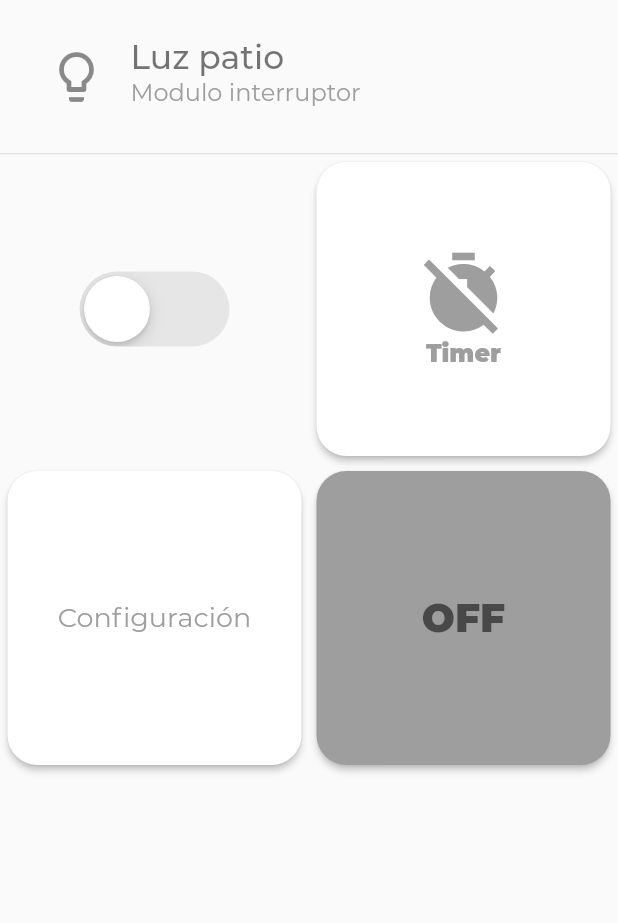
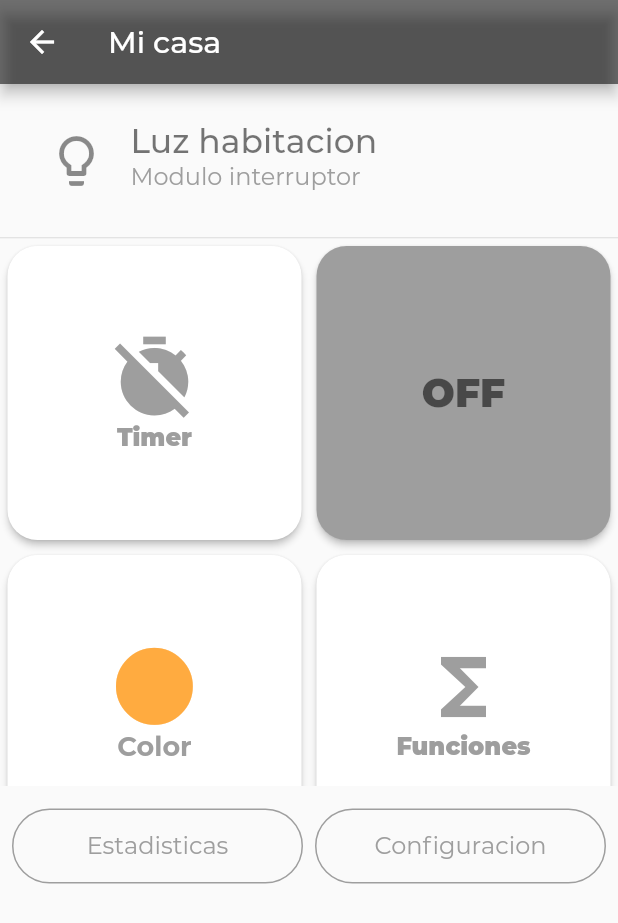
Before and after one commit to Rafdal/project-flutter-audat, a Flutter app: the ComandosPageTest screen opened directly, on a phone screen of 412 x 824 dp. Shown: the top 923 px of the screen. Run offline on Flutter 3.47's test engine with Material 2 defaults, Android fonts, the phone set to English and light mode, and no system bars; our stand-ins replace flutter_spinkit, get_it; network calls fail.

Commit message:
Frontend Buenardo

```diff
--- a/lib/frontend/screens/Devices/devices_page/devices_page.dart
+++ b/lib/frontend/screens/Devices/devices_page/devices_page.dart
@@ -2,7 +2,8 @@ import 'package:flutter/material.dart';
 import 'package:get_it/get_it.dart';
 import 'package:test_flutter_websockets/backend/websocket.dart';
 import 'package:test_flutter_websockets/frontend/classes/AudatButtonData.dart';
-import 'package:test_flutter_websockets/frontend/screens/Devices/devices_page/widgets/ModuloCard.dart';
+import 'package:test_flutter_websockets/frontend/screens/Devices/devices_menu_page/devices_menu_page.dart';
+import 'package:test_flutter_websockets/frontend/widgets/ModuloCard.dart';
 
 class DevicesPage extends StatefulWidget {
   @override
@@ -57,6 +58,7 @@ class _DevicesPageState extends State<DevicesPage> {
                         title: 'Mi casa',
                         subtitle: 'Central de control',
                         internalPadding: EdgeInsets.symmetric(vertical: 15),
+                        child: DeviceMenuPage(),
                       );
                     }
                  },
--- a/lib/frontend/screens/home_page/home_page.dart
+++ b/lib/frontend/screens/home_page/home_page.dart
@@ -105,8 +105,8 @@ class CustomMenuTile extends StatelessWidget {
       },
       child: ListTile(
         title: Text(title, style: TextStyle(
-          fontWeight: id == 0 ? FontWeight.w700 : null,
-          color: id == 0 && id != controller.page  ? Color.fromRGBO(80, 80, 80, 1) : null,
+          fontWeight: id == 0 ? FontWeight.w800 : null,
+          color: id == 0 && id != controller.page  ? Color.fromRGBO(120, 120, 120, 1) : null,
         ),),
         leading: Icon(icon, color: id == 0 && id != controller.page ? Color.fromRGBO(80, 80, 80, 1) : null,),
         selected: id == controller.page,
--- a/lib/frontend/widgets/AudatButton.dart
+++ b/lib/frontend/widgets/AudatButton.dart
@@ -36,6 +36,7 @@ class AudatButton extends StatelessWidget {
           borderRadius: BorderRadius.circular(audatButtonData == null ? 8 : audatButtonData.radius),
           side: BorderSide(color: Colors.grey, style: audatButtonData.outlined? BorderStyle.solid : BorderStyle.none)
         ),
+        elevation: audatButtonData.background == Colors.transparent? 0 : 2,
       ),
     );
   }
--- a/lib/testing/ComandosPageTest.dart
+++ b/lib/testing/ComandosPageTest.dart
@@ -1,3 +1,4 @@
+import 'package:flutter/cupertino.dart';
 import 'package:flutter/material.dart';
 import 'package:flutter/services.dart';
 import 'package:test_flutter_websockets/backend/ModuleControl/ModuleControl.dart';
@@ -21,11 +22,23 @@ class _ComandosPageTestState extends State<ComandosPageTest> {
 
   AudatButtonData buttonData = AudatButtonData(radius: 20, paddingExt: EdgeInsets.all(5));
 
+  AudatButtonData bottomBtnData = AudatButtonData(
+    outlined: true,
+    paddingInt: EdgeInsets.symmetric(horizontal: 8, vertical: 15),
+    background: null,
+    textSize: 16,
+    radius: 25
+  );
+
   @override
   Widget build(BuildContext context) {
-    return SafeArea(
+    return Scaffold(
+      appBar: AppBar(
+        backgroundColor: Colors.black54,
+        title: Text('Mi casa'),
+      ),
+      body: SafeArea(
         child: Column(
-        mainAxisSize: MainAxisSize.min,
           children: <Widget>[
             Align(
               alignment: Alignment.topCenter,
@@ -33,36 +46,22 @@ class _ComandosPageTestState extends State<ComandosPageTest> {
                 padding: const EdgeInsets.all(15.0),
                 child: ListTile(
                   leading: Icon(Icons.lightbulb_outline, size: 40,),
-                title: Text('Luz patio', style: TextStyle(fontSize: 22, color: Colors.black54, fontWeight: FontWeight.w500),),
+                  title: Text('Luz habitacion', style: TextStyle(fontSize: 22, color: Colors.black54, fontWeight: FontWeight.w500),),
                   subtitle: Text('Modulo interruptor', style: TextStyle(fontSize: 16, color: Colors.grey),),
                   onTap: (){},
                 ),
               ),
             ),
             Divider(height: 1,),
-          Expanded(
-            child: Container(
+            Container(
+              height: 365,
+              // color: Colors.red.withOpacity(0.1),
               child: SafeArea(
                 child: false ? Placeholder() : GridView.count(
                   crossAxisCount: 2,
                   scrollDirection: Axis.vertical,
+                  physics: NeverScrollableScrollPhysics(),
                   children: <Widget>[
-                    Column(
-                      mainAxisAlignment: MainAxisAlignment.center,
-                      children: <Widget>[
-                        // Text('Encender'),
-                        AudatSwitch(
-                          activeColor: Colors.lightBlueAccent,
-                          value: relay,
-                          onChanged: (value) {
-                            print("VALUE : $value");
-                            setState(() {
-                              relay = value;
-                            });
-                          },
-                        ),
-                      ],
-                    ),
                     AudatIconSwitch(value: timer,
                       onChanged: (val){
                         setState(() {
@@ -79,11 +78,6 @@ class _ComandosPageTestState extends State<ComandosPageTest> {
                       activeText: 'Timer',
                       inactiveText: 'Timer',
                       fontSize: 16,
-                    ),
-                    AudatButton(
-                      child: Text('Configuración'),
-                      audatButtonData: buttonData,
-                      onPressed: (){},
                     ),
                     AudatIconSwitch(
                       activeText: 'ON',
@@ -109,21 +103,59 @@ class _ComandosPageTestState extends State<ComandosPageTest> {
                         });
                       }
                     ),
+                    AudatButton(
+                      child: Column(
+                        mainAxisAlignment: MainAxisAlignment.center,
+                        children: <Widget>[
+                          Icon(
+                            CupertinoIcons.circle_filled,
+                            size: 60,
+                            color: Colors.orangeAccent,
+                          ),
+                          Text('Color', style: TextStyle(fontWeight: FontWeight.bold),)
+                        ],
+                      ),
+                      audatButtonData: buttonData,
+                      onPressed: (){}
+                    ),
+                    AudatIconSwitch(
+                      onChanged: (val){},
+                      value: false,
+                      paddingExt: buttonData.paddingExt,
+                      radius: buttonData.radius,
+                      inactiveIcon: Icons.functions,
+                      iconSize: 60,
+                      inactiveText: 'Funciones',
+                      fontSize: 16,
+                    )
                   ],
                 ),
               ),
             ),
+            Padding(
+              padding: const EdgeInsets.all(8.0).copyWith(top: 15),
+              child: Row(
+                children: <Widget>[
+                  Expanded(
+                    child: AudatButton(
+                      onPressed: (){},
+                      audatButtonData: bottomBtnData,
+                      child: Text('Estadisticas'),
                     ),
-          /* Padding(padding: EdgeInsets.all(15),
-            child: Row(
-              mainAxisAlignment: MainAxisAlignment.spaceAround,
-              children: <Widget>[
-
-                ,
+                  ),
+                  SizedBox(width: 8,),
+                  Expanded(
+                    child: AudatButton(
+                      onPressed: (){},
+                      audatButtonData: bottomBtnData,
+                      child: Text('Configuracion'),
+                    ),
+                  )
                 ],
               ),
-          ), */
+            )
           ],
+        ),
       ),
     );
   }
```
Also changed, not shown: lib/frontend/classes/showPage.dart (+38 -1 lines), lib/frontend/screens/Devices/devices_menu_page/devices_menu_page.dart (+9 -18 lines), lib/frontend/widgets/ModuloCard.dart (+13 -3 lines), lib/testing/GeneralPageTest.dart (+5 -5 lines), lib/testing/ModulosTestPage.dart (added, +56 -0 lines). Lines whose indentation alone changed are shown as unchanged.
